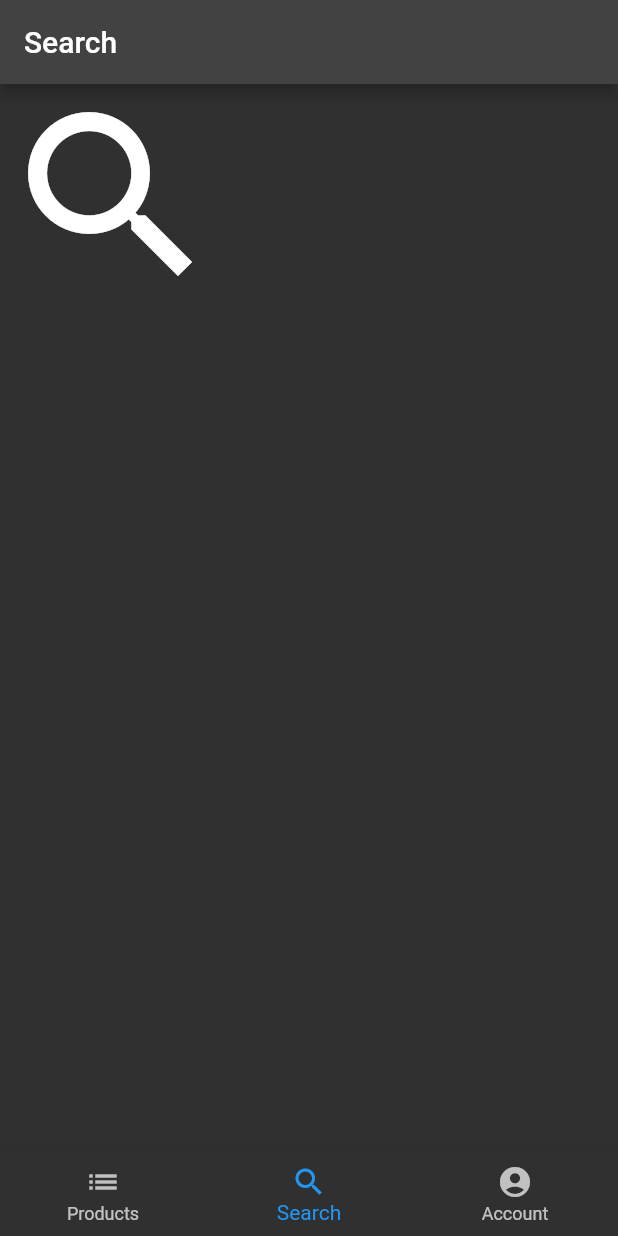
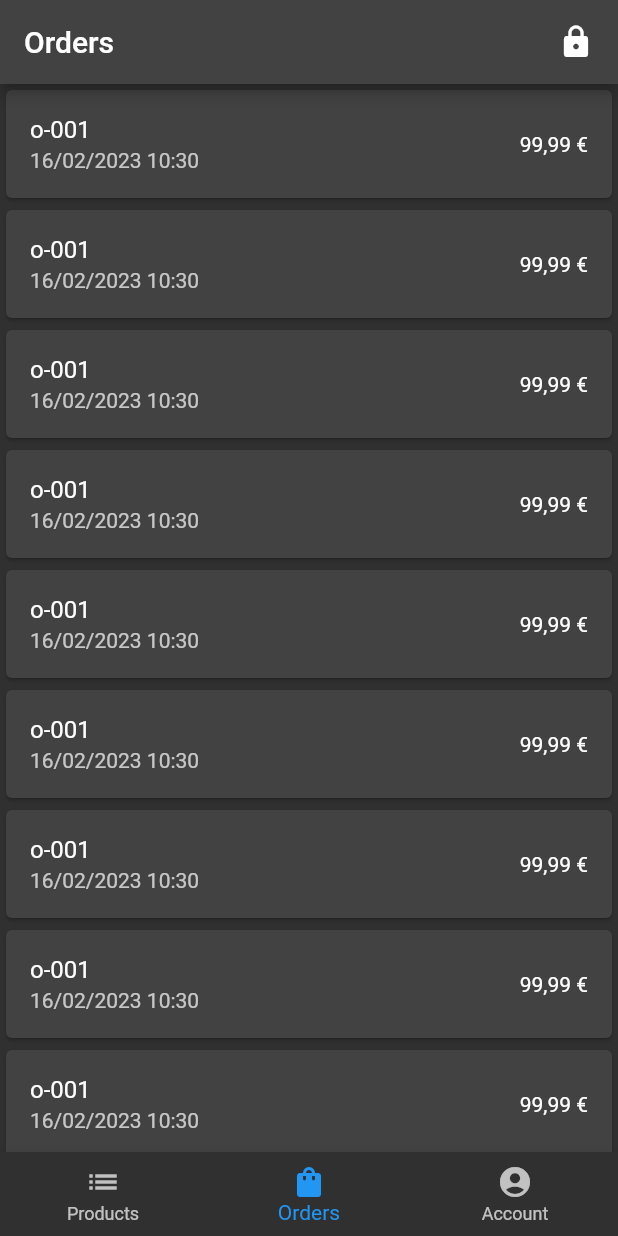
Before and after one commit to yannHippert/LP-Flutter-Shop, a Flutter app: the screen it shows after launch, item 2 of the bottom bar chosen, on a phone screen of 412 x 824 dp. Run offline on Flutter 3.47's test engine with Material 2 defaults, Android fonts, the phone set to English and light mode, and no system bars; drawn by our look-alikes of overlay_support; our stand-ins replace flutter_redux, flutter_secure_storage, redux, settings_ui; generated files the repository leaves out were written again; network calls fail; Roboto replaces fonts that are missing (OpenSans).

Commit message:
Base order list page

```diff
--- a/FlutterApp/lib/Components/loading_button.dart
+++ b/FlutterApp/lib/Components/loading_button.dart
@@ -1,5 +1,5 @@
 import 'package:flutter/material.dart';
-import 'package:flutter_sweater_shop/Utilities/constants.dart';
+import 'package:flutter_sweater_shop/Utilities/styles.dart';
 
 // ignore: must_be_immutable
 class LoadingButton extends StatelessWidget {
--- a/FlutterApp/lib/Components/product_card.dart
+++ b/FlutterApp/lib/Components/product_card.dart
@@ -1,6 +1,6 @@
 import 'package:flutter/material.dart';
 import 'package:flutter_sweater_shop/Models/product.dart';
-import 'package:flutter_sweater_shop/Utilities/constants.dart';
+import 'package:flutter_sweater_shop/Utilities/styles.dart';
 
 // ignore: must_be_immutable
 class ProductCard extends StatelessWidget {
--- /dev/null
+++ b/FlutterApp/lib/Models/order.dart
@@ -0,0 +1,47 @@
+import 'package:flutter_sweater_shop/Models/product.dart';
+
+class Order {
+  final String _id;
+  final double _totalPrice;
+  final List<Product> _products;
+  final DateTime _date;
+
+  Order(
+      {required String id,
+      required double totalPrice,
+      required List<Product> products,
+      required DateTime date})
+      : _id = id,
+        _totalPrice = totalPrice,
+        _products = products,
+        _date = date;
+
+  factory Order.fromJson(Map<String, dynamic> json) {
+    List<Map<String, dynamic>> productsJson = json['image'];
+    List<Product> products = productsJson
+        .map((productJson) => Product.fromJson(productJson))
+        .toList();
+
+    return Order(
+        id: json['id'],
+        totalPrice: json['name'],
+        products: products,
+        date: json['base_price']);
+  }
+
+  String get id {
+    return _id;
+  }
+
+  double get totalPrice {
+    return _totalPrice;
+  }
+
+  List<Product> get products {
+    return _products;
+  }
+
+  DateTime get date {
+    return _date;
+  }
+}
--- a/FlutterApp/lib/Pages/login_page.dart
+++ b/FlutterApp/lib/Pages/login_page.dart
@@ -5,7 +5,7 @@ import 'package:flutter_gen/gen_l10n/app_localizations.dart';
 import 'package:flutter_redux/flutter_redux.dart';
 import 'package:flutter_secure_storage/flutter_secure_storage.dart';
 import 'package:flutter_sweater_shop/Components/loading_button.dart';
-import 'package:flutter_sweater_shop/Utilities/constants.dart';
+import 'package:flutter_sweater_shop/Utilities/styles.dart';
 import 'package:flutter_sweater_shop/redux/actions.dart';
 import 'package:flutter_sweater_shop/redux/app_state.dart';
 import 'package:overlay_support/overlay_support.dart';
@@ -180,7 +180,7 @@ class _LoginPageState extends State<LoginPage> {
       autocorrect: !isPassword,
       controller: controller,
       decoration: InputDecoration(
-        contentPadding: const EdgeInsets.only(top: 12.0),
+        contentPadding: const EdgeInsets.only(top: 16.0),
         border: InputBorder.none,
         prefixIcon: Icon(
           prefixIcon,
--- /dev/null
+++ b/FlutterApp/lib/Pages/orders_list_page.dart
@@ -0,0 +1,27 @@
+import 'package:flutter/material.dart';
+import 'package:flutter_redux/flutter_redux.dart';
+import 'package:flutter_sweater_shop/Models/order.dart';
+import 'package:flutter_sweater_shop/Utilities/constants.dart';
+import 'package:flutter_sweater_shop/redux/app_state.dart';
+
+class OrderListPage extends StatelessWidget {
+  const OrderListPage({super.key});
+
+  @override
+  Widget build(BuildContext context) {
+    return StoreConnector<AppState, List<Order>>(
+      converter: (store) => store.state.orders,
+      builder: (context, List<Order> orders) => ListView.builder(
+        itemCount: orders.length,
+        itemBuilder: (context, index) {
+          return Card(
+              child: ListTile(
+                  title: Text(orders[index].id),
+                  subtitle: Text(dateFormatter.format(orders[index].date)),
+                  trailing:
+                      Text(currFormatter.format(orders[index].totalPrice))));
+        },
+      ),
+    );
+  }
+}
--- a/FlutterApp/lib/Pages/products_list_page.dart
+++ b/FlutterApp/lib/Pages/products_list_page.dart
@@ -1,10 +1,8 @@
 import 'dart:math';
 import 'package:flutter/material.dart';
-import 'package:flutter_gen/gen_l10n/app_localizations.dart';
 import 'package:flutter_redux/flutter_redux.dart';
 import 'package:flutter_sweater_shop/Components/product_card.dart';
 import 'package:flutter_sweater_shop/Models/product.dart';
-import 'package:flutter_sweater_shop/Models/product_color.dart';
 import 'package:flutter_sweater_shop/Pages/product_page.dart';
 import 'package:flutter_sweater_shop/redux/actions.dart';
 import 'package:flutter_sweater_shop/redux/app_state.dart';
--- /dev/null
+++ b/FlutterApp/lib/Pages/wishlist_page.dart
@@ -0,0 +1,10 @@
+import 'package:flutter/material.dart';
+
+class WhishlistPage extends StatelessWidget {
+  const WhishlistPage({super.key});
+
+  @override
+  Widget build(BuildContext context) {
+    return ListView(children: const [Text("asdad")]);
+  }
+}
--- a/FlutterApp/lib/Utilities/constants.dart
+++ b/FlutterApp/lib/Utilities/constants.dart
@@ -1,9 +1,5 @@
-import 'package:flutter/material.dart';
+import 'package:intl/intl.dart';
 
-const CBoxshadow = BoxShadow(
-  color: Colors.black12,
-  blurRadius: 6.0,
-  offset: Offset(0, 2),
-);
+final currFormatter = NumberFormat.simpleCurrency(locale: "fr_EU");
 
-BorderRadius CBorderRadius = BorderRadius.circular(10.0);
+final dateFormatter = DateFormat("dd/MM/yyyy HH:mm");
--- a/FlutterApp/lib/Utilities/fixtures.dart
+++ b/FlutterApp/lib/Utilities/fixtures.dart
@@ -1,4 +1,5 @@
 import 'package:flutter/material.dart';
+import 'package:flutter_sweater_shop/Models/order.dart';
 import 'package:flutter_sweater_shop/Models/price.dart';
 import 'package:flutter_sweater_shop/Models/product.dart';
 import 'package:flutter_sweater_shop/Models/product_color.dart';
@@ -45,3 +46,14 @@ List<Product> getPorudctList({int count = 10}) {
   }
   return products;
 }
+
+Order order = Order(
+    id: "o-001", totalPrice: 99.99, products: [sweater], date: DateTime.now());
+
+List<Order> getOrderList({int count = 10}) {
+  List<Order> orders = [];
+  for (int _ in range(1, 12)) {
+    orders.add(order);
+  }
+  return orders;
+}
--- /dev/null
+++ b/FlutterApp/lib/Utilities/styles.dart
@@ -0,0 +1,9 @@
+import 'package:flutter/material.dart';
+
+const CBoxshadow = BoxShadow(
+  color: Colors.black12,
+  blurRadius: 6.0,
+  offset: Offset(0, 2),
+);
+
+BorderRadius CBorderRadius = BorderRadius.circular(10.0);
--- a/FlutterApp/lib/main.dart
+++ b/FlutterApp/lib/main.dart
@@ -1,10 +1,8 @@
 import 'dart:async';
 
 import 'package:flutter/material.dart';
-import 'package:flutter/scheduler.dart';
 import 'package:flutter_redux/flutter_redux.dart';
 import 'package:flutter_secure_storage/flutter_secure_storage.dart';
-import 'package:flutter_sweater_shop/Utilities/authentication.dart';
 import 'package:flutter_sweater_shop/Utilities/fixtures.dart';
 import 'package:flutter_sweater_shop/navbar.dart';
 import 'package:flutter_gen/gen_l10n/app_localizations.dart';
@@ -28,16 +26,15 @@ class App extends StatefulWidget {
 
 class _AppState extends State<App> {
   final Store<AppState> _store = Store<AppState>(updateProductsReducer,
-      initialState: AppState(products: getPorudctList()));
+      initialState:
+          AppState(products: getPorudctList(), orders: getOrderList()));
   final _storage = const FlutterSecureStorage();
   final GlobalKey _key = GlobalKey();
 
   Future<String?> _readFromStorage() async {
     String email = await _storage.read(key: "KEY_EMAIL") ?? "";
     String password = await _storage.read(key: "KEY_PASSWORD") ?? "";
-    if (email == "" || password == "") {
-      return null;
-    }
+    if (email == "" || password == "") return null;
 
     //final response = await autheticate(email: email, password: password);
     //if (response.statusCode == 200) {
@@ -46,6 +43,7 @@ class _AppState extends State<App> {
     if (statusCode == 200) {
       return email;
     }
+    return null;
   }
 
   void _onLoginSuccess(String email) {
--- a/FlutterApp/lib/navbar.dart
+++ b/FlutterApp/lib/navbar.dart
@@ -1,6 +1,10 @@
 import 'package:flutter/material.dart';
+import 'package:flutter_redux/flutter_redux.dart';
+import 'package:flutter_sweater_shop/Models/user_info.dart';
+import 'package:flutter_sweater_shop/Pages/orders_list_page.dart';
 import 'package:flutter_sweater_shop/Pages/products_list_page.dart';
 import 'package:flutter_sweater_shop/Pages/account_page.dart';
+import 'package:flutter_sweater_shop/redux/app_state.dart';
 
 class BottomNavBar extends StatefulWidget {
   const BottomNavBar({Key? key}) : super(key: key);
@@ -20,12 +24,9 @@ class _BottomNavBarState extends State<BottomNavBar> {
       "widget": ProductListPage(),
     },
     {
-      "icon": Icons.search,
-      "label": "Search",
-      "widget": Icon(
-        Icons.search,
-        size: iconSize,
-      ),
+      "icon": Icons.shopping_bag,
+      "label": "Orders",
+      "widget": OrderListPage(),
     },
     {
       "icon": Icons.account_circle,
@@ -52,6 +53,14 @@ class _BottomNavBarState extends State<BottomNavBar> {
     return Scaffold(
       appBar: AppBar(
         title: Text(_pages.elementAt(_selectedIndex)["label"]),
+        actions: <Widget>[
+          StoreConnector<AppState, UserInfo>(
+              converter: (store) => store.state.userInfo,
+              builder: (context, UserInfo vm) => vm.isLoggedIn
+                  ? const Icon(Icons.vpn_key)
+                  : const Icon(Icons.lock)),
+          const SizedBox(width: 16)
+        ],
       ),
       body: IndexedStack(
         index: _selectedIndex,
--- a/FlutterApp/lib/redux/app_state.dart
+++ b/FlutterApp/lib/redux/app_state.dart
@@ -1,9 +1,16 @@
+import 'package:flutter_sweater_shop/Models/order.dart';
 import 'package:flutter_sweater_shop/Models/product.dart';
 import 'package:flutter_sweater_shop/Models/user_info.dart';
 
 class AppState {
   final UserInfo userInfo;
   final List<Product> products;
+  final List<Product> wishlist;
+  final List<Order> orders;
 
-  AppState({this.products = const [], this.userInfo = const UserInfo()});
+  AppState(
+      {this.products = const [],
+      this.userInfo = const UserInfo(),
+      this.wishlist = const [],
+      this.orders = const []});
 }
```
Also changed, not shown: 1 other file.
